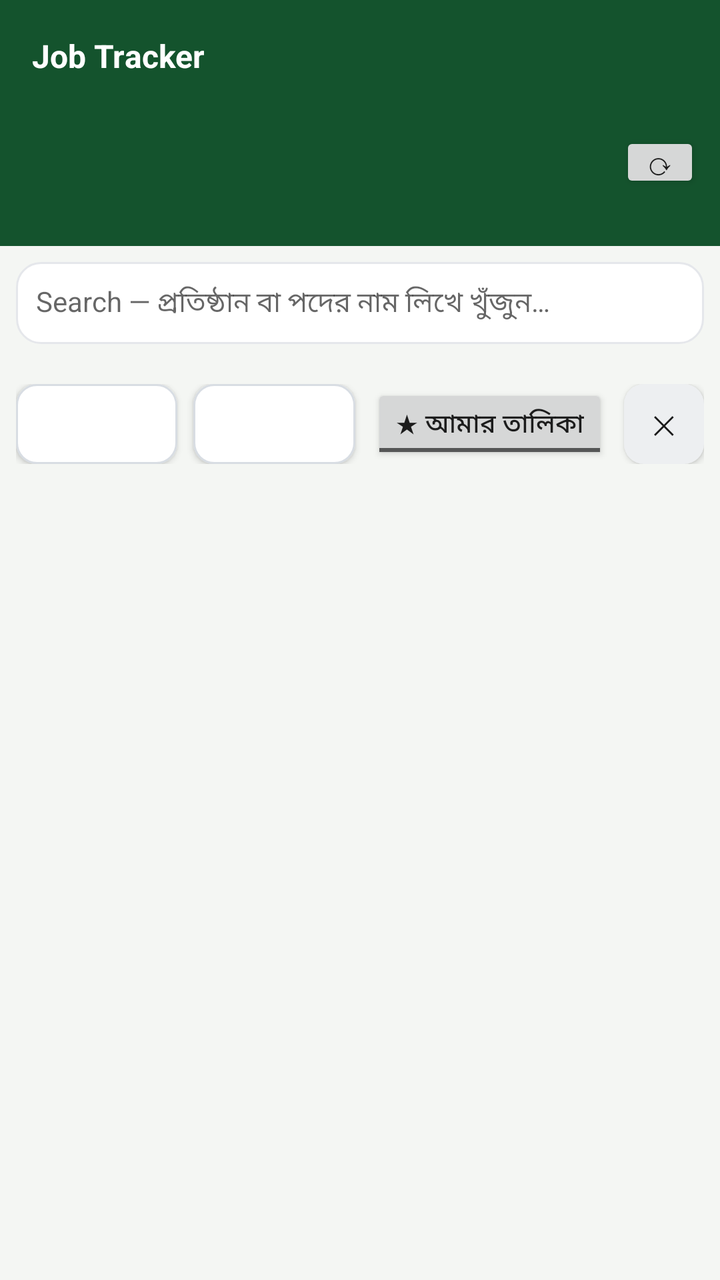
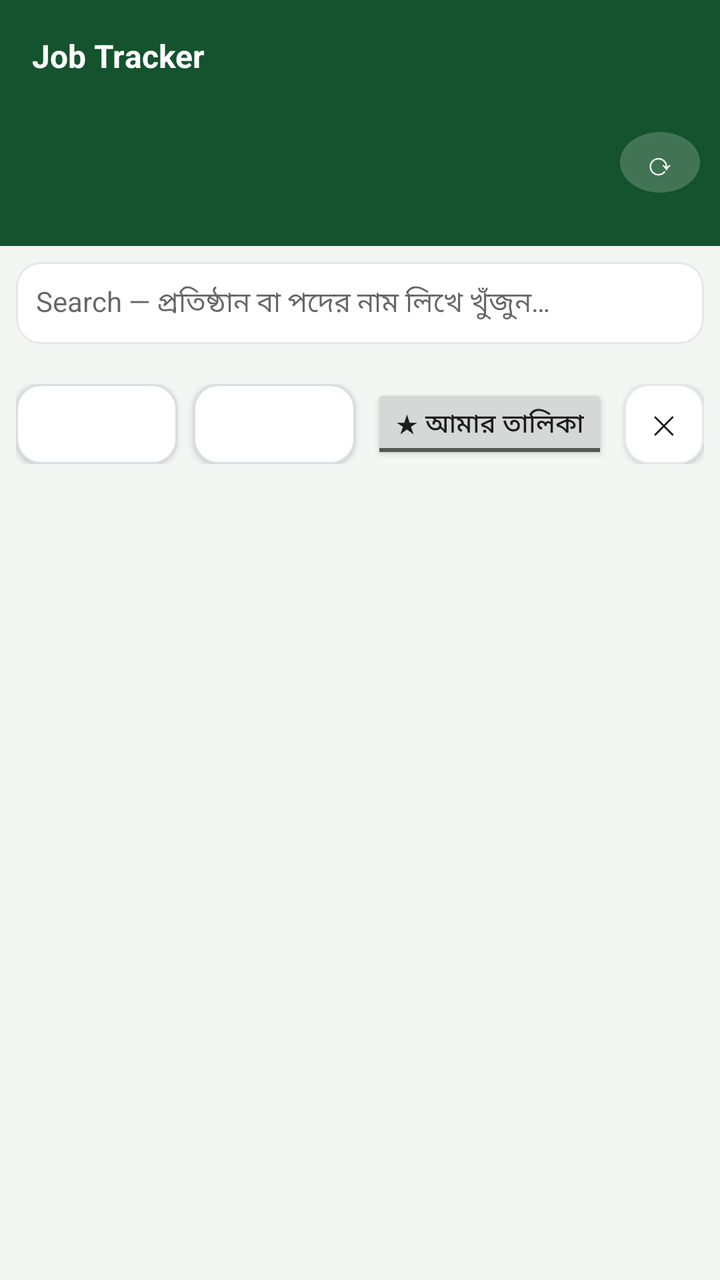

The first picture is an Android layout as it rendered before a commit; the second is the same layout after the commit. The layout source and the unified diff follow.
<!-- AndroidManifest.xml: application theme AppTheme -->
<!-- res/layout/activity_main.xml -->
<?xml version="1.0" encoding="utf-8"?>
<LinearLayout xmlns:android="http://schemas.android.com/apk/res/android"
    android:layout_width="match_parent"
    android:layout_height="match_parent"
    android:orientation="vertical"
    android:background="@color/bg"
    android:fitsSystemWindows="true">

    <android.widget.Toolbar
        android:id="@+id/toolbar"
        android:layout_width="match_parent"
        android:layout_height="?android:attr/actionBarSize"
        android:background="@color/green_dark"
        android:titleTextColor="#ffffff"
        android:titleTextAppearance="@style/ToolbarTitle"
        android:title="@string/app_name" />

    <LinearLayout
        android:id="@+id/updateBanner"
        android:layout_width="match_parent"
        android:layout_height="wrap_content"
        android:orientation="horizontal"
        android:background="@color/warn_bg"
        android:padding="10dp"
        android:visibility="gone">
        <TextView
            android:id="@+id/updateText"
            android:layout_width="0dp"
            android:layout_height="wrap_content"
            android:layout_weight="1"
            android:textColor="@color/warn_text"
            android:textSize="14sp" />
        <Button
            android:id="@+id/updateBtn"
            android:layout_width="wrap_content"
            android:layout_height="wrap_content"
            android:text="আপডেট করুন (Update)"
            android:textSize="13sp" />
        <Button
            android:id="@+id/updateDismiss"
            android:layout_width="wrap_content"
            android:layout_height="wrap_content"
            android:text="✕"
            android:textSize="13sp" />
    </LinearLayout>

    
    <LinearLayout
        android:layout_width="match_parent"
        android:layout_height="wrap_content"
        android:orientation="vertical"
        android:background="@color/green_dark"
        android:padding="10dp">
        <LinearLayout
            android:layout_width="match_parent"
            android:layout_height="wrap_content"
            android:orientation="horizontal"
            android:gravity="center_vertical">
            <TextView
                android:id="@+id/heroStats"
                android:layout_width="0dp"
                android:layout_height="wrap_content"
                android:layout_weight="1"
                android:textColor="#d1fae5"
                android:textSize="12sp" />
            <Button
                android:id="@+id/refreshBtn"
                android:layout_width="wrap_content"
                android:layout_height="wrap_content"
                android:minWidth="0dp"
                android:minHeight="0dp"
                android:text="⟳"
                android:textSize="16sp"
                android:contentDescription="এখনই নতুন সার্কুলার খুঁজুন (Refresh)"
                android:paddingLeft="12dp"
                android:paddingRight="12dp"
                android:paddingTop="4dp"
                android:paddingBottom="4dp"
                android:layout_marginLeft="8dp" />
        </LinearLayout>
        <TextView
            android:id="@+id/heroCountdown"
            android:layout_width="match_parent"
            android:layout_height="wrap_content"
            android:textColor="#fef9c3"
            android:textSize="11sp"
            android:textStyle="bold"
            android:maxLines="2"
            android:ellipsize="end"
            android:lineSpacingMultiplier="1.1"
            android:layout_marginTop="2dp" />
    </LinearLayout>

    <EditText
        android:id="@+id/searchBox"
        android:layout_width="match_parent"
        android:layout_height="wrap_content"
        android:hint="@string/search_hint"
        android:inputType="text"
        android:textSize="14sp"
        android:layout_margin="8dp"
        android:background="@drawable/card_bg"
        android:padding="10dp" />

    <HorizontalScrollView
        android:layout_width="match_parent"
        android:layout_height="wrap_content"
        android:scrollbars="none">
        <LinearLayout
            android:id="@+id/typeChips"
            android:layout_width="wrap_content"
            android:layout_height="wrap_content"
            android:orientation="horizontal"
            android:paddingLeft="8dp"
            android:paddingRight="8dp" />
    </HorizontalScrollView>

    <HorizontalScrollView
        android:layout_width="match_parent"
        android:layout_height="wrap_content"
        android:scrollbars="none"
        android:layout_marginTop="4dp">
        <LinearLayout
            android:id="@+id/qualChips"
            android:layout_width="wrap_content"
            android:layout_height="wrap_content"
            android:orientation="horizontal"
            android:paddingLeft="8dp"
            android:paddingRight="8dp" />
    </HorizontalScrollView>

    
    <LinearLayout
        android:layout_width="match_parent"
        android:layout_height="wrap_content"
        android:orientation="horizontal"
        android:gravity="center_vertical"
        android:padding="8dp">
        <Button
            android:id="@+id/sortBtn"
            android:layout_width="0dp"
            android:layout_height="40dp"
            android:layout_weight="1"
            android:minHeight="0dp"
            android:minWidth="0dp"
            android:background="@drawable/dropdown_bg"
            android:textColor="@color/text_dark"
            android:textSize="13sp"
            android:gravity="center" />
        <Button
            android:id="@+id/gradeBtn"
            android:layout_width="0dp"
            android:layout_height="40dp"
            android:layout_weight="1"
            android:minHeight="0dp"
            android:minWidth="0dp"
            android:background="@drawable/dropdown_bg"
            android:textColor="@color/text_dark"
            android:textSize="13sp"
            android:gravity="center"
            android:layout_marginLeft="8dp" />
        <ToggleButton
            android:id="@+id/shortlistOnly"
            android:layout_width="wrap_content"
            android:layout_height="40dp"
            android:minHeight="0dp"
            android:minWidth="0dp"
            android:textOn="★ আমার তালিকা"
            android:textOff="★ আমার তালিকা"
            android:text="★ আমার তালিকা"
            android:textSize="13sp"
            android:layout_marginLeft="8dp" />
        <Button
            android:id="@+id/clearFilters"
            android:layout_width="40dp"
            android:layout_height="40dp"
            android:minHeight="0dp"
            android:minWidth="0dp"
            android:background="@drawable/btn_ghost"
            android:textColor="@color/text_dark"
            android:text="✕"
            android:textSize="13sp"
            android:layout_marginLeft="8dp" />
    </LinearLayout>

    <ListView
        android:id="@+id/list"
        android:layout_width="match_parent"
        android:layout_height="0dp"
        android:layout_weight="1"
        android:divider="@android:color/transparent"
        android:dividerHeight="8dp"
        android:paddingLeft="8dp"
        android:paddingRight="8dp"
        android:paddingBottom="16dp"
        android:clipToPadding="false" />

    <ProgressBar
        android:id="@+id/loading"
        android:layout_width="wrap_content"
        android:layout_height="wrap_content"
        android:layout_gravity="center"
        android:visibility="gone" />

    <TextView
        android:id="@+id/emptyView"
        android:layout_width="match_parent"
        android:layout_height="wrap_content"
        android:gravity="center"
        android:padding="24dp"
        android:text="কোনো সার্কুলার পাওয়া যায়নি।"
        android:textSize="14sp"
        android:visibility="gone" />
</LinearLayout>
<!-- resources referenced by this layout -->
<resources>
  <color name="bg">#f4f6f3</color>
  <color name="green_dark">#14532d</color>
  <color name="text_dark">#1a1a1a</color>
  <color name="warn_bg">#fff7cc</color>
  <color name="warn_text">#7c2d12</color>
  <!-- drawable btn_ghost (drawable) -->
  <?xml version="1.0" encoding="utf-8"?>
  <shape xmlns:android="http://schemas.android.com/apk/res/android"
      android:shape="rectangle">
      <solid android:color="#EDEFF1" />
      <corners android:radius="10dp" />
  </shape>
  <!-- drawable dropdown_bg (drawable) -->
  <?xml version="1.0" encoding="utf-8"?>
  <shape xmlns:android="http://schemas.android.com/apk/res/android"
      android:shape="rectangle">
      <solid android:color="#ffffff" />
      <stroke android:width="1dp" android:color="#D8DDE3" />
      <corners android:radius="10dp" />
  </shape>
  <string name="app_name">Job Tracker</string>
  <string name="search_hint">Search — প্রতিষ্ঠান বা পদের নাম লিখে খুঁজুন…</string>
  <style name="ToolbarTitle">
          <item name="android:textSize">16sp</item>
          <item name="android:textStyle">bold</item>
      </style>
  <color name="green">#16a34a</color>
  <!-- unchanged entries left out for length: 2 -->
</resources>

<!-- the commit's change to res/layout/activity_main.xml (unified diff, before → after) -->
@@ -34,12 +34,22 @@
             android:id="@+id/updateBtn"
             android:layout_width="wrap_content"
             android:layout_height="wrap_content"
+            android:minHeight="0dp"
+            android:minWidth="0dp"
+            android:background="@drawable/btn_primary"
+            android:elevation="2dp"
+            android:textColor="#ffffff"
             android:text="আপডেট করুন (Update)"
-            android:textSize="13sp" />
+            android:textSize="13sp"
+            android:textStyle="bold" />
         <Button
             android:id="@+id/updateDismiss"
-            android:layout_width="wrap_content"
-            android:layout_height="wrap_content"
+            android:layout_width="40dp"
+            android:layout_height="40dp"
+            android:minHeight="0dp"
+            android:minWidth="0dp"
+            android:background="@drawable/btn_ghost"
+            android:textColor="@color/text_dark"
             android:text="✕"
             android:textSize="13sp" />
     </LinearLayout>
@@ -69,6 +79,8 @@
                 android:layout_height="wrap_content"
                 android:minWidth="0dp"
                 android:minHeight="0dp"
+                android:background="@drawable/drawer_close_bg"
+                android:textColor="#ffffff"
                 android:text="⟳"
                 android:textSize="16sp"
                 android:contentDescription="এখনই নতুন সার্কুলার খুঁজুন (Refresh)"
@@ -183,32 +195,38 @@
             android:layout_marginLeft="8dp" />
     </LinearLayout>
 
-    <ListView
-        android:id="@+id/list"
+    
+    <FrameLayout
         android:layout_width="match_parent"
         android:layout_height="0dp"
-        android:layout_weight="1"
-        android:divider="@android:color/transparent"
-        android:dividerHeight="8dp"
-        android:paddingLeft="8dp"
-        android:paddingRight="8dp"
-        android:paddingBottom="16dp"
-        android:clipToPadding="false" />
-
-    <ProgressBar
-        android:id="@+id/loading"
-        android:layout_width="wrap_content"
-        android:layout_height="wrap_content"
-        android:layout_gravity="center"
-        android:visibility="gone" />
-
-    <TextView
-        android:id="@+id/emptyView"
-        android:layout_width="match_parent"
-        android:layout_height="wrap_content"
-        android:gravity="center"
-        android:padding="24dp"
-        android:text="কোনো সার্কুলার পাওয়া যায়নি।"
-        android:textSize="14sp"
-        android:visibility="gone" />
+        android:layout_weight="1">
+        <ListView
+            android:id="@+id/list"
+            android:layout_width="match_parent"
+            android:layout_height="match_parent"
+            android:divider="@android:color/transparent"
+            android:dividerHeight="8dp"
+            android:paddingLeft="8dp"
+            android:paddingRight="8dp"
+            android:paddingBottom="16dp"
+            android:clipToPadding="false" />
+
+        <ProgressBar
+            android:id="@+id/loading"
+            android:layout_width="wrap_content"
+            android:layout_height="wrap_content"
+            android:layout_gravity="center"
+            android:visibility="gone" />
+
+        <TextView
+            android:id="@+id/emptyView"
+            android:layout_width="match_parent"
+            android:layout_height="wrap_content"
+            android:layout_gravity="center"
+            android:gravity="center"
+            android:padding="24dp"
+            android:text="কোনো সার্কুলার পাওয়া যায়নি।"
+            android:textSize="14sp"
+            android:visibility="gone" />
+    </FrameLayout>
 </LinearLayout>
<!-- resource entries referenced after the edit -->
@@ -7,25 +7,88 @@
   <color name="warn_text">#7c2d12</color>
   <!-- drawable btn_ghost (drawable) -->
   <?xml version="1.0" encoding="utf-8"?>
+  <selector xmlns:android="http://schemas.android.com/apk/res/android">
+      <item android:state_pressed="true" android:drawable="@drawable/btn_ghost_pressed" />
+      <item android:drawable="@drawable/btn_ghost_normal" />
+  </selector>
+  <!-- drawable btn_primary (drawable) -->
+  <?xml version="1.0" encoding="utf-8"?>
+  <selector xmlns:android="http://schemas.android.com/apk/res/android">
+      <item android:state_pressed="true" android:drawable="@drawable/btn_primary_pressed" />
+      <item android:drawable="@drawable/btn_primary_normal" />
+  </selector>
+  <!-- drawable drawer_close_bg (drawable) -->
+  <?xml version="1.0" encoding="utf-8"?>
   <shape xmlns:android="http://schemas.android.com/apk/res/android"
-      android:shape="rectangle">
-      <solid android:color="#EDEFF1" />
-      <corners android:radius="10dp" />
+      android:shape="oval">
+      <solid android:color="#33FFFFFF" />
   </shape>
   <!-- drawable dropdown_bg (drawable) -->
   <?xml version="1.0" encoding="utf-8"?>
-  <shape xmlns:android="http://schemas.android.com/apk/res/android"
-      android:shape="rectangle">
-      <solid android:color="#ffffff" />
-      <stroke android:width="1dp" android:color="#D8DDE3" />
-      <corners android:radius="10dp" />
-  </shape>
+  <selector xmlns:android="http://schemas.android.com/apk/res/android">
+      <item android:state_pressed="true" android:drawable="@drawable/dropdown_pressed" />
+      <item android:drawable="@drawable/dropdown_normal" />
+  </selector>
   <string name="app_name">Job Tracker</string>
   <string name="search_hint">Search — প্রতিষ্ঠান বা পদের নাম লিখে খুঁজুন…</string>
   <style name="ToolbarTitle">
           <item name="android:textSize">16sp</item>
           <item name="android:textStyle">bold</item>
       </style>
+  <!-- drawable btn_ghost_pressed (drawable) -->
+  <?xml version="1.0" encoding="utf-8"?>
+  <shape xmlns:android="http://schemas.android.com/apk/res/android"
+      android:shape="rectangle">
+      <solid android:color="#F3F4F6" />
+      <stroke android:width="1dp" android:color="#E5E7EB" />
+      <corners android:radius="12dp" />
+  </shape>
+  <!-- drawable btn_ghost_normal (drawable) -->
+  <?xml version="1.0" encoding="utf-8"?>
+  <shape xmlns:android="http://schemas.android.com/apk/res/android"
+      android:shape="rectangle">
+      <solid android:color="#ffffff" />
+      <stroke android:width="1dp" android:color="#E5E7EB" />
+      <corners android:radius="12dp" />
+  </shape>
+  <!-- drawable btn_primary_pressed (drawable) -->
+  <?xml version="1.0" encoding="utf-8"?>
+  <shape xmlns:android="http://schemas.android.com/apk/res/android"
+      android:shape="rectangle">
+      <gradient
+          android:angle="270"
+          android:startColor="#16a34a"
+          android:endColor="#15803d"
+          android:type="linear" />
+      <corners android:radius="12dp" />
+  </shape>
+  <!-- drawable btn_primary_normal (drawable) -->
+  <?xml version="1.0" encoding="utf-8"?>
+  <shape xmlns:android="http://schemas.android.com/apk/res/android"
+      android:shape="rectangle">
+      <gradient
+          android:angle="270"
+          android:startColor="#22c55e"
+          android:endColor="#16a34a"
+          android:type="linear" />
+      <corners android:radius="12dp" />
+  </shape>
+  <!-- drawable dropdown_pressed (drawable) -->
+  <?xml version="1.0" encoding="utf-8"?>
+  <shape xmlns:android="http://schemas.android.com/apk/res/android"
+      android:shape="rectangle">
+      <solid android:color="#F3F4F6" />
+      <stroke android:width="1dp" android:color="#D8DDE3" />
+      <corners android:radius="12dp" />
+  </shape>
+  <!-- drawable dropdown_normal (drawable) -->
+  <?xml version="1.0" encoding="utf-8"?>
+  <shape xmlns:android="http://schemas.android.com/apk/res/android"
+      android:shape="rectangle">
+      <solid android:color="#ffffff" />
+      <stroke android:width="1dp" android:color="#D8DDE3" />
+      <corners android:radius="12dp" />
+  </shape>
   <color name="green">#16a34a</color>
   <!-- unchanged entries left out for length: 2 -->
 </resources>
